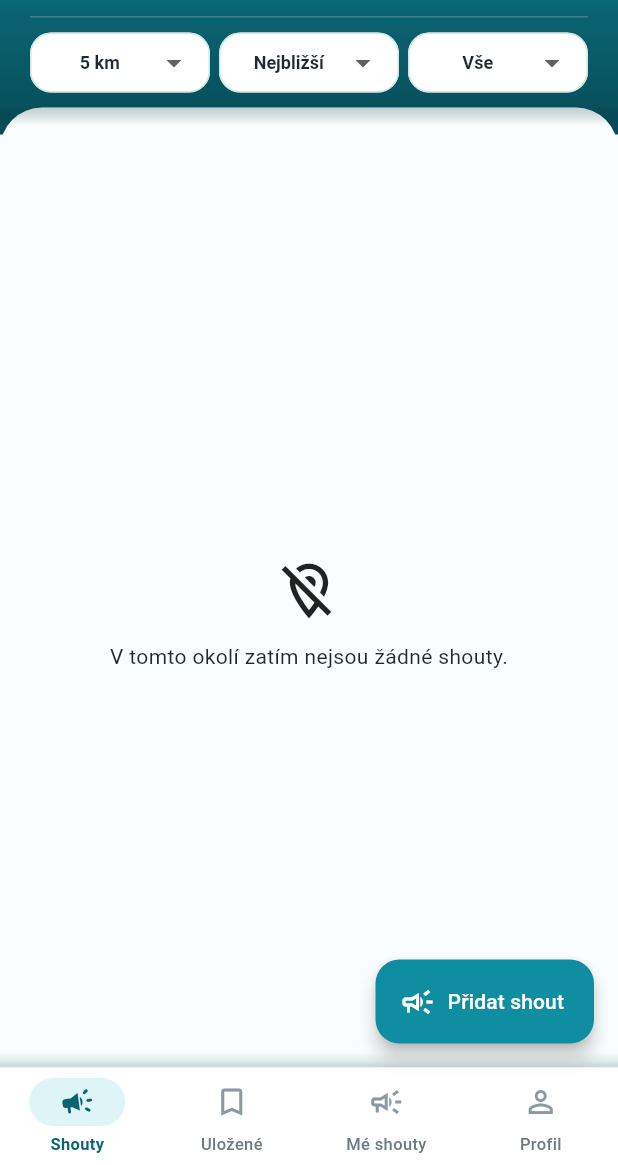
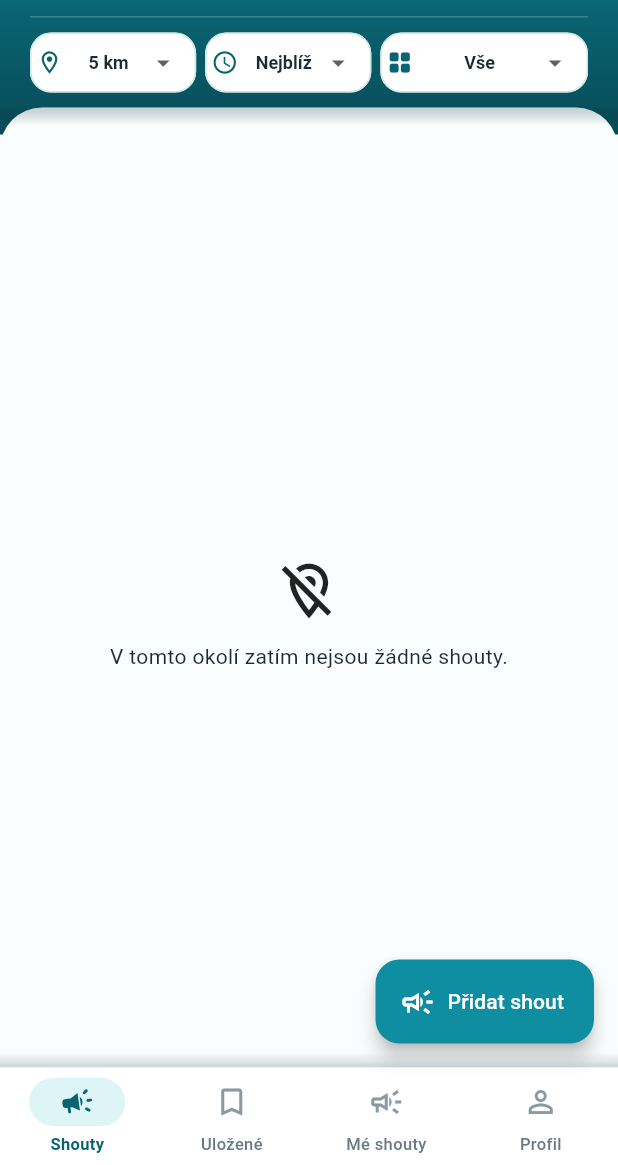
Before and after one commit to MikeyBeatz/ShoutOut, a Flutter app: the ShoutOutHome screen opened directly, on a phone screen of 412 x 824 dp, the part 71-1236 px from its top. Run offline on Flutter 3.47's test engine with Material 3 defaults, Android fonts, the phone set to English and light mode, and no system bars; our stand-ins replace cloud_firestore, firebase_auth, firebase_core, geolocator; accounts and stored records are empty; network calls fail.

Commit message:
Polish responsive feed filters

```diff
--- a/lib/l10n/text.dart
+++ b/lib/l10n/text.dart
@@ -33,6 +33,9 @@ const _english = <String, String>{
   'Nejbližší': 'Nearest',
   'Oblíbené': 'Popular',
   'Brzy končí': 'Ending soon',
+  'Nejblíž': 'Nearby',
+  'Top': 'Top',
+  'Končící': 'Ending',
   'V tomto okolí zatím nejsou žádné shouty.': 'There are no shouts nearby yet.',
   'Uložené shouty': 'Saved shouts',
   'Zatím nemáš uložené žádné shouty.': 'You have no saved shouts yet.',
@@ -264,6 +267,9 @@ const _german = <String, String>{
   'Nejbližší': 'Nächste',
   'Oblíbené': 'Beliebt',
   'Brzy končí': 'Endet bald',
+  'Nejblíž': 'Nähe',
+  'Top': 'Top',
+  'Končící': 'Endet',
   'V tomto okolí zatím nejsou žádné shouty.':
       'In deiner Nähe gibt es noch keine Shouts.',
   'Uložené shouty': 'Gespeicherte Shouts',
@@ -502,6 +508,9 @@ const _polish = <String, String>{
   'Nejbližší': 'Najbliższe',
   'Oblíbené': 'Popularne',
   'Brzy končí': 'Wkrótce wygasają',
+  'Nejblíž': 'Blisko',
+  'Top': 'Top',
+  'Končící': 'Koniec',
   'V tomto okolí zatím nejsou žádné shouty.':
       'W tej okolicy nie ma jeszcze shoutów.',
   'Uložené shouty': 'Zapisane shouty',
--- a/lib/main.dart
+++ b/lib/main.dart
@@ -728,14 +728,23 @@ class _FeedPageState extends State<FeedPage> {
                             Row(
                               children: [
                                 Expanded(
+                                  flex: 4,
                                   child: DropdownButtonFormField<double>(
                                     initialValue: _radius,
                                     isExpanded: true,
+                                    iconSize: 20,
                                     alignment: AlignmentDirectional.center,
                                     style: filterValueStyle,
                                     decoration: InputDecoration(
                                       hintText: tr(context, 'Vzdálenost'),
                                       hintStyle: filterLabelStyle,
+                                      prefixIcon: const Icon(
+                                        Icons.location_on_outlined,
+                                        color: _shoutPrimary,
+                                        size: 18,
+                                      ),
+                                      prefixIconConstraints:
+                                          const BoxConstraints(minWidth: 26),
                                       border: OutlineInputBorder(
                                         borderRadius: BorderRadius.circular(12),
                                         borderSide: BorderSide.none,
@@ -745,7 +754,7 @@ class _FeedPageState extends State<FeedPage> {
                                       isDense: true,
                                       contentPadding:
                                           const EdgeInsets.symmetric(
-                                            horizontal: 9,
+                                            horizontal: 5,
                                             vertical: 8,
                                           ),
                                     ),
@@ -757,6 +766,8 @@ class _FeedPageState extends State<FeedPage> {
                                               child: Text(
                                                 '$value km',
                                                 style: filterValueStyle,
+                                                maxLines: 1,
+                                                overflow: TextOverflow.ellipsis,
                                               ),
                                             ),
                                           ),
@@ -768,14 +779,23 @@ class _FeedPageState extends State<FeedPage> {
                                 ),
                                 const SizedBox(width: 6),
                                 Expanded(
+                                  flex: 4,
                                   child: DropdownButtonFormField<FeedOrder>(
                                     initialValue: _order,
                                     isExpanded: true,
+                                    iconSize: 20,
                                     alignment: AlignmentDirectional.center,
                                     style: filterValueStyle,
                                     decoration: InputDecoration(
                                       hintText: tr(context, 'Řazení'),
                                       hintStyle: filterLabelStyle,
+                                      prefixIcon: const Icon(
+                                        Icons.schedule_outlined,
+                                        color: _shoutPrimary,
+                                        size: 18,
+                                      ),
+                                      prefixIconConstraints:
+                                          const BoxConstraints(minWidth: 26),
                                       border: OutlineInputBorder(
                                         borderRadius: BorderRadius.circular(12),
                                         borderSide: BorderSide.none,
@@ -785,10 +805,23 @@ class _FeedPageState extends State<FeedPage> {
                                       isDense: true,
                                       contentPadding:
                                           const EdgeInsets.symmetric(
-                                            horizontal: 9,
+                                            horizontal: 5,
                                             vertical: 8,
                                           ),
                                     ),
+                                    selectedItemBuilder: (context) => FeedOrder
+                                        .values
+                                        .map(
+                                          (value) => Center(
+                                            child: Text(
+                                              tr(context, value.compactLabel),
+                                              maxLines: 1,
+                                              overflow: TextOverflow.ellipsis,
+                                              style: filterValueStyle,
+                                            ),
+                                          ),
+                                        )
+                                        .toList(),
                                     items: FeedOrder.values
                                         .map(
                                           (value) => DropdownMenuItem(
@@ -797,6 +830,8 @@ class _FeedPageState extends State<FeedPage> {
                                               child: Text(
                                                 tr(context, value.label),
                                                 style: filterValueStyle,
+                                                maxLines: 1,
+                                                overflow: TextOverflow.ellipsis,
                                               ),
                                             ),
                                           ),
@@ -808,14 +843,23 @@ class _FeedPageState extends State<FeedPage> {
                                 ),
                                 const SizedBox(width: 6),
                                 Expanded(
+                                  flex: 5,
                                   child: DropdownButtonFormField<String?>(
                                     initialValue: _selectedCategory,
                                     isExpanded: true,
+                                    iconSize: 20,
                                     alignment: AlignmentDirectional.center,
                                     style: filterValueStyle,
                                     decoration: InputDecoration(
                                       hintText: tr(context, 'Kategorie'),
                                       hintStyle: filterLabelStyle,
+                                      prefixIcon: const Icon(
+                                        Icons.grid_view_rounded,
+                                        color: _shoutPrimary,
+                                        size: 18,
+                                      ),
+                                      prefixIconConstraints:
+                                          const BoxConstraints(minWidth: 26),
                                       border: OutlineInputBorder(
                                         borderRadius: BorderRadius.circular(12),
                                         borderSide: BorderSide.none,
@@ -825,7 +869,7 @@ class _FeedPageState extends State<FeedPage> {
                                       isDense: true,
                                       contentPadding:
                                           const EdgeInsets.symmetric(
-                                            horizontal: 9,
+                                            horizontal: 5,
                                             vertical: 8,
                                           ),
                                     ),
@@ -836,6 +880,8 @@ class _FeedPageState extends State<FeedPage> {
                                           child: Text(
                                             tr(context, 'Vše'),
                                             style: filterValueStyle,
+                                            maxLines: 1,
+                                            overflow: TextOverflow.ellipsis,
                                           ),
                                         ),
                                       ),
@@ -846,6 +892,8 @@ class _FeedPageState extends State<FeedPage> {
                                             child: Text(
                                               tr(context, category),
                                               style: filterValueStyle,
+                                              maxLines: 1,
+                                              overflow: TextOverflow.ellipsis,
                                             ),
                                           ),
                                         ),
@@ -4289,6 +4337,12 @@ extension on FeedOrder {
     FeedOrder.popular => 'Oblíbené',
     FeedOrder.endingSoon => 'Brzy končí',
   };
+
+  String get compactLabel => switch (this) {
+    FeedOrder.nearest => 'Nejblíž',
+    FeedOrder.popular => 'Top',
+    FeedOrder.endingSoon => 'Končící',
+  };
 }
 
 enum ShoutStatus { active, expired, deleted }
```
